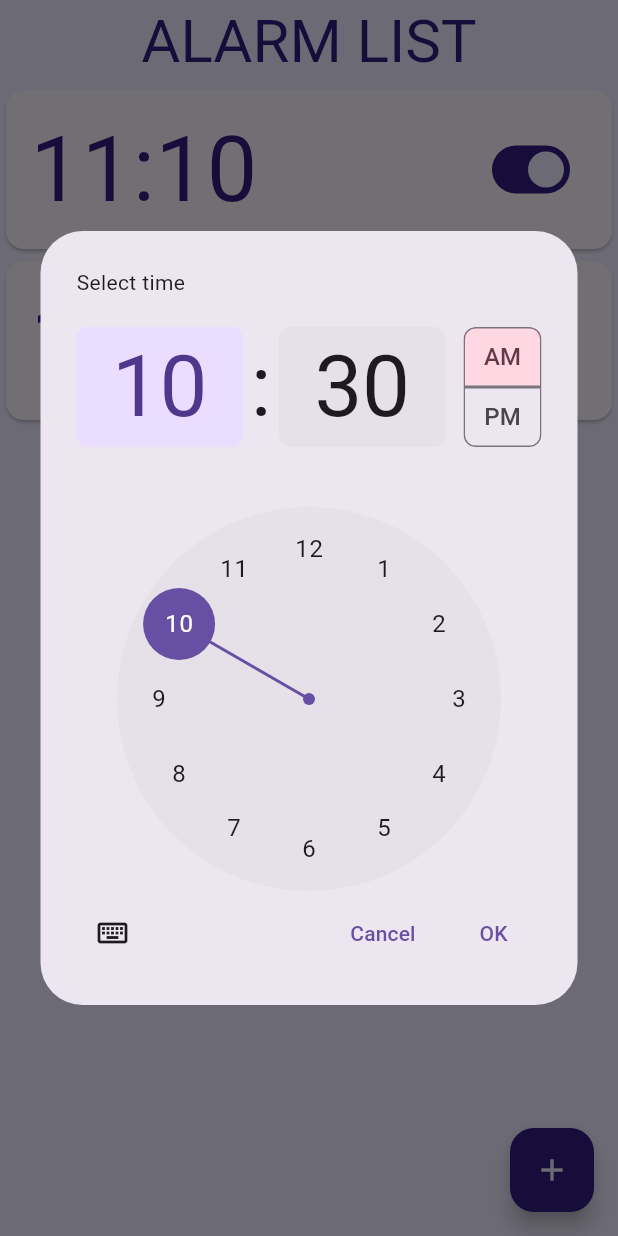
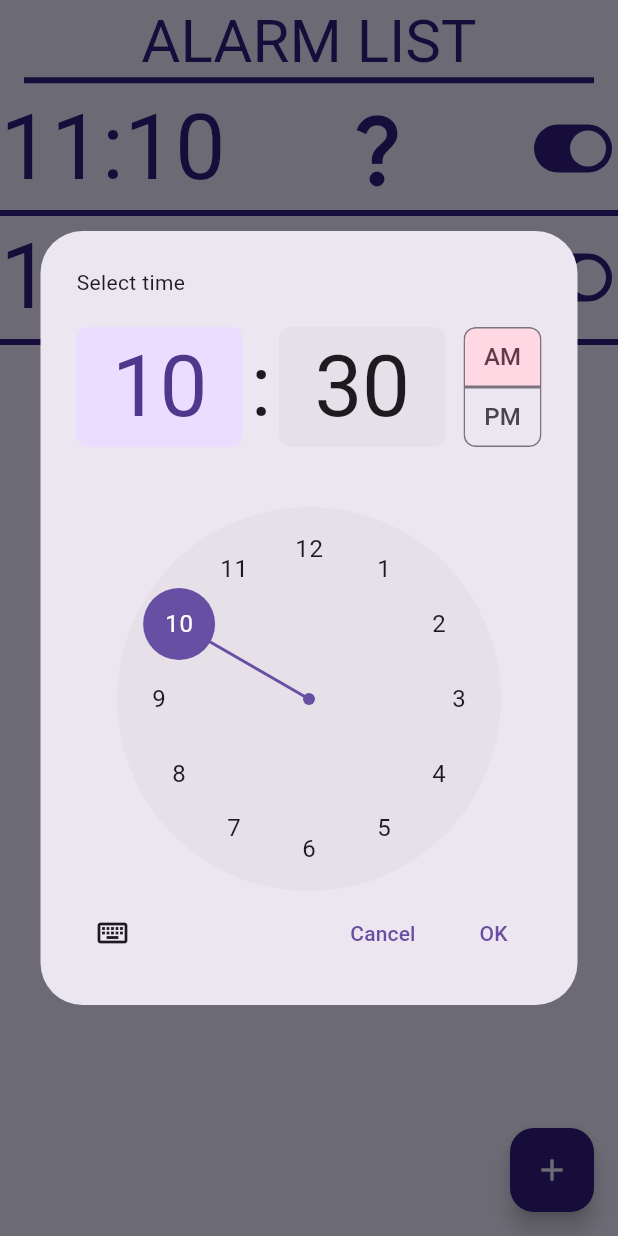
Before and after one commit to NickAlexeev4488/budilnik, a Flutter app: the alarmList screen opened directly, after a tap on the "add" icon, on a phone screen of 412 x 824 dp. Run offline on Flutter 3.47's test engine with Material 3 defaults, Android fonts, the phone set to English and light mode, and no system bars.

Commit message:
add br, replaced Card by Row in alarmClockCard

```diff
--- a/lib/alarmList/Widgets/alarmClockCard.dart
+++ b/lib/alarmList/Widgets/alarmClockCard.dart
@@ -1,22 +1,53 @@
 import 'package:budilnik/MainImports.dart';
 
+import 'package:budilnik/alarmList/Widgets/br.dart';
 import 'package:budilnik/alarmList/Widgets/mySwitch.dart';
 
 class alarmClockCard extends StatefulWidget {
   int hour = 0;
   int min = 0;
 
-  alarmClockCard({ required this.hour, required this.min});
+  alarmClockCard({required this.hour, required this.min});
 
   @override
   State<alarmClockCard> createState() => _alarmClockCardState();
 }
 
 class _alarmClockCardState extends State<alarmClockCard> {
+  @override
+  Widget build(
+    BuildContext context,
+  ) {
+    return Column(children: [
+      Row(
+        mainAxisAlignment: MainAxisAlignment.spaceBetween,
+        children: [
+          Text(
+            "${widget.hour}:${widget.min}",
+            style: TextStyle(
+              color: ColorFont,
+              fontSize: 60,
+            ),
+          ),
+          Icon(
+            Icons.question_mark,
+            size: 60,
+            color: ColorFont,
+          ),
+          mySwitch(),
+        ],
+      ),
+      Container(
+        width: double.infinity,
+        child: CustomPaint(
+          painter: br(),
+        )
+      ),
+    ]);
+  }
+}
 
-  @override
-  Widget build(BuildContext context) {
-    return Card(
+/*Card(
       //color: Color(0xFF00FF00),
       child: ListTile(
         title: Text(
@@ -28,6 +59,4 @@ class _alarmClockCardState extends State<alarmClockCard> {
         ),
         trailing: mySwitch()
       ),
-    );
-  }
-}
+    );*/
--- /dev/null
+++ b/lib/alarmList/Widgets/br.dart
@@ -0,0 +1,20 @@
+import 'package:budilnik/MainImports.dart';
+
+class br extends CustomPainter{
+  @override
+  void paint(Canvas canvas, Size size) {
+    var p1 = Offset(0, 0);
+    var p2 = Offset(size.width, 0);
+    var paint = Paint()
+    ..color = ColorBr
+    ..strokeWidth = 4;
+
+    canvas.drawLine(p1, p2, paint);
+  }
+
+  @override
+  bool shouldRepaint(covariant CustomPainter oldDelegate) {
+    return true;
+  }
+
+}
--- a/lib/alarmList/alarmList.dart
+++ b/lib/alarmList/alarmList.dart
@@ -1,7 +1,7 @@
 import 'package:budilnik/MainImports.dart';
 
 import 'package:intl/intl.dart';
-
+import 'package:budilnik/alarmList/Widgets/br.dart';
 import 'package:budilnik/alarmList/Widgets/alarmClockCard.dart';
 
 class alarmList extends StatefulWidget {
@@ -24,12 +24,22 @@ class _alarmListState extends State<alarmList> {
     return Scaffold(
       backgroundColor: ColorBackground,
       appBar: AppBar(
-        title: Text(
-          "ALARM LIST",
-          style: TextStyle(
-            color: ColorFont,
-            fontSize: 40,
-          ),
+        title: Column(
+          children: [
+            Text(
+              "ALARM LIST",
+              style: TextStyle(
+                color: ColorFont,
+                fontSize: 40,
+              ),
+            ),
+            Container(
+                width: double.infinity,
+                child: CustomPaint(
+                  painter: br(),
+                )
+            ),
+          ],
         ),
         backgroundColor: ColorBackground,
         centerTitle: true,
--- a/lib/colors.dart
+++ b/lib/colors.dart
@@ -19,3 +19,5 @@ const Color ColorInactiveSwitchTrack = ColorMain2;
 
 const Color ColorButton = ColorMain1;
 const Color ColorPressedButton = ColorMain2;
+
+const Color ColorBr = ColorMain1;
```
Also changed, not shown: lib/MainImports.dart (+5 -3 lines).
